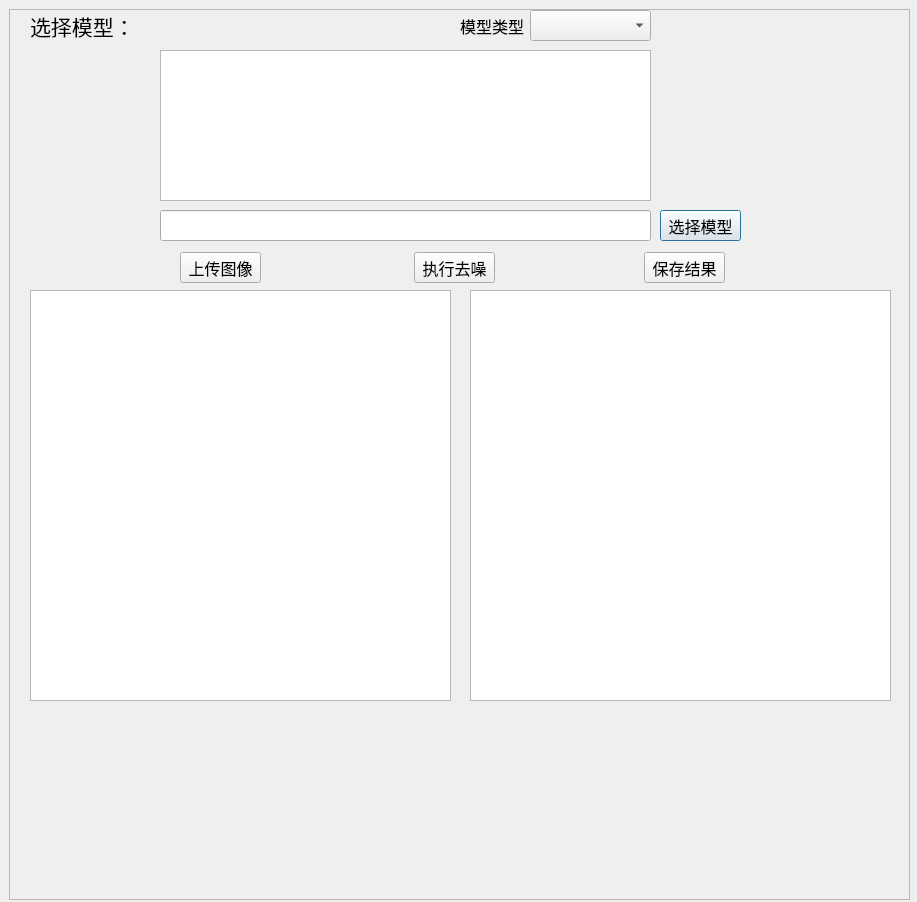
This is quzao.ui in gaoge230/MedialHandle as Qt 5 draws it before an edit. The edited form follows.
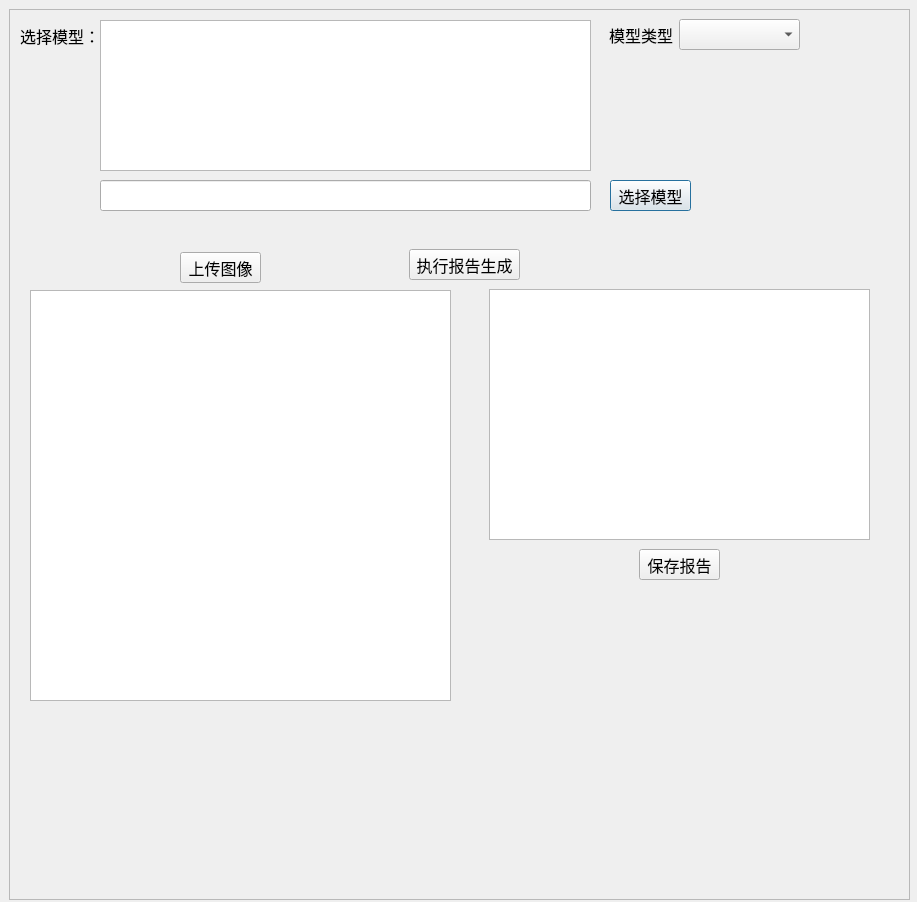
This is the edited form. Icons and pictures are not drawn.

Patch:
```diff
--- a/quzao.ui
+++ b/quzao.ui
@@ -20,8 +20,8 @@
   <widget class="QPushButton" name="pushButton_2">
    <property name="geometry">
     <rect>
-     <x>660</x>
-     <y>210</y>
+     <x>610</x>
+     <y>180</y>
      <width>81</width>
      <height>31</height>
     </rect>
@@ -71,8 +71,8 @@
   <widget class="QLabel" name="label_3">
    <property name="geometry">
     <rect>
-     <x>30</x>
-     <y>10</y>
+     <x>20</x>
+     <y>20</y>
      <width>110</width>
      <height>31</height>
     </rect>
@@ -80,7 +80,7 @@
    <property name="font">
     <font>
      <family>宋体</family>
-     <pointsize>16</pointsize>
+     <pointsize>12</pointsize>
      <weight>50</weight>
      <bold>false</bold>
     </font>
@@ -114,23 +114,12 @@
    <property name="frameShadow">
     <enum>QFrame::Raised</enum>
    </property>
-  </widget>
-  <widget class="QListView" name="listView_2">
+   <widget class="QComboBox" name="comboBox">
    <property name="geometry">
     <rect>
-     <x>470</x>
-     <y>290</y>
-     <width>421</width>
-     <height>411</height>
-    </rect>
-   </property>
-  </widget>
-  <widget class="QPushButton" name="pushButton_6">
-   <property name="geometry">
-    <rect>
-     <x>644</x>
-     <y>252</y>
-     <width>81</width>
+      <x>670</x>
+      <y>10</y>
+      <width>121</width>
      <height>31</height>
     </rect>
    </property>
@@ -139,47 +128,12 @@
      <family>宋体</family>
      <pointsize>12</pointsize>
     </font>
-   </property>
-   <property name="text">
-    <string>保存结果</string>
-   </property>
-  </widget>
-  <widget class="QPushButton" name="pushButton_5">
-   <property name="geometry">
-    <rect>
-     <x>414</x>
-     <y>252</y>
-     <width>81</width>
-     <height>31</height>
-    </rect>
-   </property>
-   <property name="font">
-    <font>
-     <family>宋体</family>
-     <pointsize>12</pointsize>
-    </font>
-   </property>
-   <property name="text">
-    <string>执行去噪</string>
-   </property>
-  </widget>
-  <widget class="QLabel" name="label_2">
-   <property name="geometry">
-    <rect>
-     <x>470</x>
-     <y>290</y>
-     <width>431</width>
-     <height>411</height>
-    </rect>
-   </property>
-   <property name="text">
-    <string/>
    </property>
   </widget>
   <widget class="QLabel" name="label_4">
    <property name="geometry">
     <rect>
-     <x>460</x>
+      <x>600</x>
      <y>10</y>
      <width>71</width>
      <height>31</height>
@@ -195,18 +149,67 @@
     <string>模型类型</string>
    </property>
   </widget>
+   <widget class="QTextEdit" name="textEdit">
+    <property name="geometry">
+     <rect>
+      <x>480</x>
+      <y>280</y>
+      <width>381</width>
+      <height>251</height>
+     </rect>
+    </property>
+   </widget>
+   <widget class="QPushButton" name="pushButton_5">
+    <property name="geometry">
+     <rect>
+      <x>400</x>
+      <y>240</y>
+      <width>111</width>
+      <height>31</height>
+     </rect>
+    </property>
+    <property name="font">
+     <font>
+      <family>宋体</family>
+      <pointsize>12</pointsize>
+     </font>
+    </property>
+    <property name="text">
+     <string>执行报告生成</string>
+    </property>
+   </widget>
+   <widget class="QPushButton" name="pushButton_6">
+    <property name="geometry">
+     <rect>
+      <x>630</x>
+      <y>540</y>
+      <width>81</width>
+      <height>31</height>
+     </rect>
+    </property>
+    <property name="font">
+     <font>
+      <family>宋体</family>
+      <pointsize>12</pointsize>
+     </font>
+    </property>
+    <property name="text">
+     <string>保存报告</string>
+    </property>
+   </widget>
+  </widget>
   <widget class="QListView" name="listView">
    <property name="geometry">
     <rect>
-     <x>160</x>
-     <y>50</y>
+     <x>100</x>
+     <y>20</y>
      <width>491</width>
      <height>151</height>
     </rect>
    </property>
    <property name="font">
     <font>
-     <family>Calibri</family>
+     <family>宋体</family>
      <pointsize>12</pointsize>
     </font>
    </property>
@@ -214,25 +217,9 @@
   <widget class="QLineEdit" name="lineEdit">
    <property name="geometry">
     <rect>
-     <x>160</x>
-     <y>210</y>
+     <x>100</x>
+     <y>180</y>
      <width>491</width>
-     <height>31</height>
-    </rect>
-   </property>
-   <property name="font">
-    <font>
-     <family>Calibri</family>
-     <pointsize>12</pointsize>
-    </font>
-   </property>
-  </widget>
-  <widget class="QComboBox" name="comboBox">
-   <property name="geometry">
-    <rect>
-     <x>530</x>
-     <y>10</y>
-     <width>121</width>
      <height>31</height>
     </rect>
    </property>
```
Left out of the diff: 6 changed lines with no effect on the pictures. Lines whose indentation alone changed are shown as unchanged.
